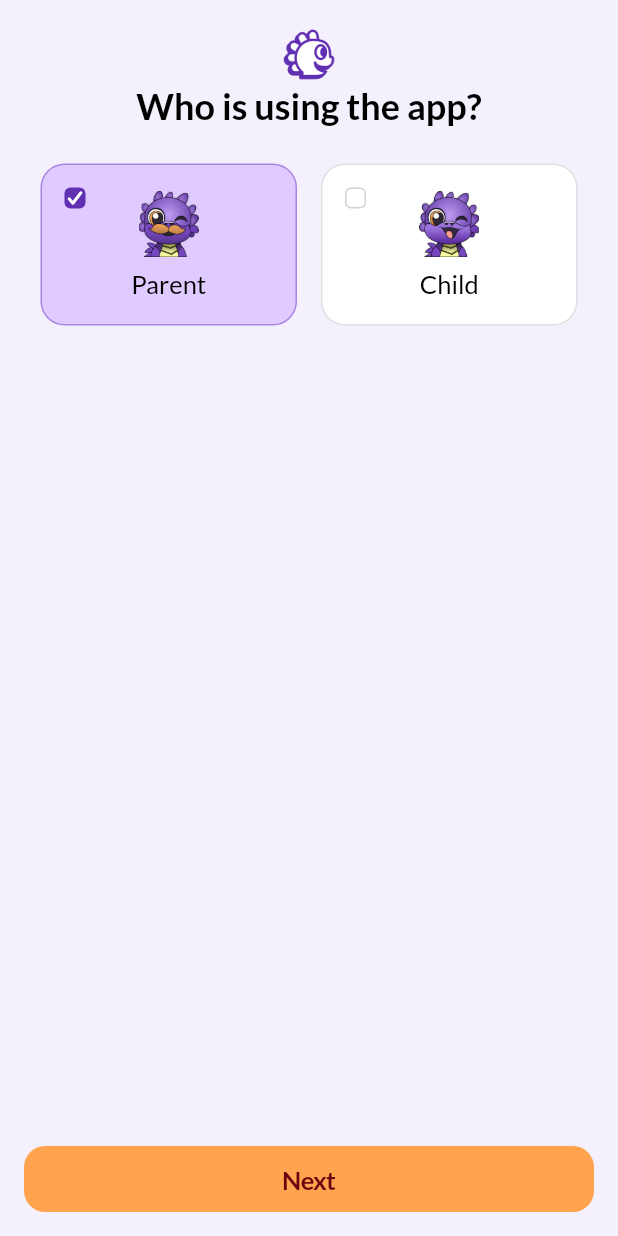
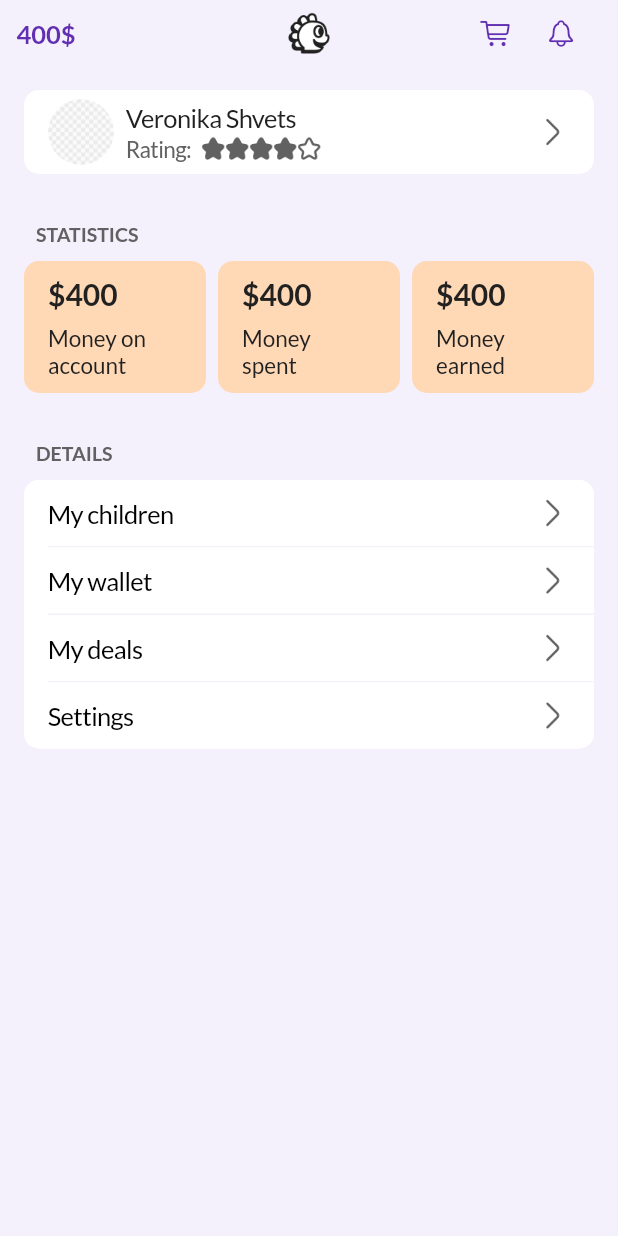
Before and after one commit to MrSanchezzzzz/kidbank.market, a Flutter app: the screen it shows after launch, on a phone screen of 412 x 824 dp. Run offline on Flutter 3.47's test engine with Material 3 defaults, Android fonts, the phone set to English and light mode, and no system bars; our stand-ins replace adaptive_dialog, go_router.

Commit message:
Account page

```diff
--- /dev/null
+++ b/lib/core/images.dart
@@ -0,0 +1,9 @@
+import 'package:flutter/cupertino.dart';
+
+Image apple = Image.asset('assets/images/apple.png');
+Image logo_shadow = Image.asset('assets/images/logo_shadow.png');
+Image logo_shadow_black = Image.asset('assets/images/logo_shadow_black.png');
+Image account_photo = Image.asset('assets/images/account_photo.png');
+Image right_icon = Image.asset('assets/images/right_icon.png');
+Image full_star = Image.asset('assets/images/star.png', width: 16, height: 16,);
+Image star = Image.asset('assets/images/white_star.png');
--- a/lib/core/routes.dart
+++ b/lib/core/routes.dart
@@ -1,5 +1,6 @@
 import 'package:flutter/cupertino.dart';
 import 'package:go_router/go_router.dart';
+import 'package:kidbank/features/account/presentation/screens/my_account.dart';
 import 'package:kidbank/features/add_child/presentation/add_child_code.dart';
 import 'package:kidbank/features/add_child/presentation/add_child_nickname.dart';
 import 'package:kidbank/features/auth/presentation/screens/child_auth.dart';
@@ -19,7 +20,7 @@ final GoRouter router = GoRouter(
     GoRoute(
       path: '/',
       //TODO home page
-      builder: (context, state) => const RoleSelectionScreen(),
+      builder: (context, state) => MyAccount(),
       routes: <RouteBase>[
         GoRoute(
             path: 'role',
--- a/lib/core/widgets/custom_check_box.dart
+++ b/lib/core/widgets/custom_check_box.dart
@@ -1,5 +1,4 @@
 import 'package:flutter/cupertino.dart';
-
 import '../colors.dart';
 
 class CustomCheckBox extends StatelessWidget {
--- /dev/null
+++ b/lib/features/account/components/account_appbar.dart
@@ -0,0 +1,69 @@
+import 'package:flutter/cupertino.dart';
+import 'package:kidbank/core/colors.dart';
+import 'package:kidbank/core/images.dart';
+
+class AccountAppbar extends StatelessWidget {
+  const AccountAppbar({super.key});
+
+  @override
+  Widget build(BuildContext context) {
+    return Container(
+      height: 44,
+      child: Row(
+        children: [
+          Expanded(
+            child: Row(
+              children: [
+                Padding(
+                  padding: const EdgeInsets.symmetric(horizontal: 11),
+                  child: Text(
+                    '400\$',
+                    style: CupertinoTheme.of(context).textTheme.navActionTextStyle.copyWith(
+                      fontWeight: FontWeight.bold,
+                      color: Colors.purple600
+                    ),
+                  ),
+                ),
+              ],
+            ),
+          ),
+          Container(
+            width: 32,
+            height: 32,
+            child: logo_shadow_black,
+          ),
+          Expanded(
+            child: Row(
+              mainAxisAlignment: MainAxisAlignment.end,
+              children: [
+                Padding(
+                  padding: const EdgeInsets.only(right: 16),
+                  child: Row(
+                    children: [
+                      CupertinoButton(
+                        padding: EdgeInsets.zero,
+                        onPressed: () {},
+                        child: Icon(
+                          CupertinoIcons.shopping_cart,
+                          color: Colors.purple600,
+                        ),
+                      ),
+                      CupertinoButton(
+                        padding: EdgeInsets.zero,
+                        onPressed: () {},
+                        child: Icon(
+                          CupertinoIcons.bell,
+                          color: Colors.purple600,
+                        ),
+                      ),
+                    ],
+                  ),
+                ),
+              ],
+            ),
+          ),
+        ],
+      ),
+    );
+  }
+}
--- /dev/null
+++ b/lib/features/account/components/account_main.dart
@@ -0,0 +1,85 @@
+import 'package:flutter/cupertino.dart';
+import 'package:kidbank/core/colors.dart';
+import 'package:kidbank/core/images.dart';
+
+class AccountMain extends StatelessWidget {
+  const AccountMain({super.key});
+
+  void _onTap() {
+    print('Card tapped!');
+  }
+
+  @override
+  Widget build(BuildContext context) {
+    return CupertinoButton(
+      onPressed: _onTap,
+      padding: EdgeInsets.zero,
+      child: Padding(
+        padding: const EdgeInsets.symmetric(vertical: 16.0, horizontal: 16),
+        child: Container(
+          height: 56,
+          padding: const EdgeInsets.only(right: 16),
+          decoration: BoxDecoration(
+            color: Colors.white100,
+            borderRadius: BorderRadius.circular(10.0),
+          ),
+          child: Padding(
+            padding: const EdgeInsets.all(0),
+            child: Row(
+              children: [
+                Padding(
+                  padding: const EdgeInsets.only(left: 16),
+                  child: ClipOval(
+                    child: Container(
+                      width: 44,
+                      height: 44,
+                      child: account_photo,
+                    ),
+                  ),
+                ),
+                const SizedBox(width: 8),
+                Expanded(
+                  child: Column(
+                    crossAxisAlignment: CrossAxisAlignment.start,
+                    mainAxisAlignment: MainAxisAlignment.center,
+                    children: [
+                      Text(
+                        'Veronika Shvets',
+                        style: CupertinoTheme.of(context).textTheme.textStyle.copyWith(
+                          color: Colors.grey500,
+                        ),
+                      ),
+                      SizedBox(height: 2,),
+                      Row(
+                        children: [
+                          Text(
+                            'Rating: ',
+                            style: CupertinoTheme.of(context).textTheme.textStyle.copyWith(
+                              fontSize: 15,
+                              color: Colors.grey300,
+                            ),
+                          ),
+                          SizedBox(width: 4),
+                          Container(child: full_star, width: 16, height: 16),
+                          Container(child: full_star, width: 16, height: 16),
+                          Container(child: full_star, width: 16, height: 16),
+                          Container(child: full_star, width: 16, height: 16),
+                          Container(child: star, width: 16, height: 16),
+                        ],
+                      ),
+                    ],
+                  ),
+                ),
+                Container(
+                  child: right_icon,
+                  width: 24,
+                  height: 24,
+                ),
+              ],
+            ),
+          ),
+        ),
+      ),
+    );
+  }
+}
--- /dev/null
+++ b/lib/features/account/components/details.dart
@@ -0,0 +1,99 @@
+import 'package:flutter/cupertino.dart';
+import '../../../core/colors.dart';
+import '../../../core/images.dart';
+
+class Details extends StatelessWidget {
+  @override
+  Widget build(BuildContext context) {
+    return Padding(
+      padding: const EdgeInsets.symmetric(horizontal: 16),
+      child: Column(
+        crossAxisAlignment: CrossAxisAlignment.start,
+        children: [
+          SizedBox(height: 16,),
+          Padding(
+            padding: const EdgeInsets.only(left: 0, top: 16, right: 8, bottom: 0),
+            child: Container(
+              height: 26,
+              padding: EdgeInsets.only(left: 8),
+              child: Text(
+                'DETAILS',
+                style: CupertinoTheme.of(context).textTheme.textStyle.copyWith(
+                  color: Colors.grey300,
+                  fontSize: 13,
+                  fontWeight: FontWeight.w600
+                ),
+              ),
+            ),
+          ),
+          Container(
+            decoration: BoxDecoration(
+              color: Colors.white100,
+              borderRadius: BorderRadius.circular(10)
+            ),
+            child: Column(
+              children: [
+                _buildDetailsItem(context, 'My children', true, false),
+                _buildDivider(context),
+                _buildDetailsItem(context, 'My wallet', false, false),
+                _buildDivider(context),
+                _buildDetailsItem(context, 'My deals', false, false),
+                _buildDivider(context),
+                _buildDetailsItem(context, 'Settings', false, true),
+              ],
+            ),
+          ),
+        ],
+      ),
+    );
+  }
+
+  Widget _buildDetailsItem(BuildContext context, String title, bool isFirst, bool isLast) {
+    return CupertinoButton(
+      padding: EdgeInsets.zero,
+      onPressed: () {
+        print('$title pressed');
+      },
+      child: Container(
+        height: 44,
+        decoration: BoxDecoration(
+          color: Colors.white100,
+          borderRadius: BorderRadius.only(
+            topLeft: Radius.circular(isFirst ? 10 : 0),
+            topRight: Radius.circular(isFirst ? 10 : 0),
+            bottomLeft: Radius.circular(isLast ? 10 : 0),
+            bottomRight: Radius.circular(isLast ? 10 : 0),
+          ),
+        ),
+        child: Padding(
+          padding: const EdgeInsets.symmetric(horizontal: 16),
+          child: Row(
+            mainAxisAlignment: MainAxisAlignment.spaceBetween,
+            children: [
+              Text(
+                title,
+                style: CupertinoTheme.of(context).textTheme.textStyle.copyWith(
+                  fontSize: 17,
+                  fontWeight: FontWeight.w400,
+                ),
+              ),
+            Container(
+              child: right_icon,
+              width: 24,
+              height: 24,
+              ),
+            ],
+          ),
+        ),
+      ),
+    );
+  }
+
+  Widget _buildDivider(BuildContext context) {
+    return Container(
+      height: 1,
+      color: CupertinoTheme.of(context).scaffoldBackgroundColor,
+      margin: const EdgeInsets.only(left: 16)
+    );
+  }
+}
--- /dev/null
+++ b/lib/features/account/components/statistics.dart
@@ -0,0 +1,75 @@
+  import 'package:flutter/cupertino.dart';
+  import '../../../core/colors.dart';
+
+  class Statistics extends StatelessWidget {
+    const Statistics({super.key});
+
+    @override
+    Widget build(BuildContext context) {
+      return Padding(
+        padding: const EdgeInsets.symmetric(horizontal: 16),
+        child: Column(
+          crossAxisAlignment: CrossAxisAlignment.start,
+          children: [
+            Padding(
+              padding: const EdgeInsets.only(left: 0, top: 16, right: 8),
+              child: Container(
+                padding: const EdgeInsets.only(left: 8),
+                height: 26,
+                child: Text(
+                  'STATISTICS',
+                  style: CupertinoTheme.of(context).textTheme.textStyle.copyWith(
+                    color: Colors.grey300,
+                    fontSize: 13,
+                    fontWeight: FontWeight.w600
+                  ),
+                ),
+              ),
+            ),
+            Row(
+                children: [
+                  Expanded(child: _buildStatisticContainer(context, '\$400', 'Money on \naccount')),
+                  const SizedBox(width: 8),
+                  Expanded(child: _buildStatisticContainer(context, '\$400', 'Money \nspent')),
+                  const SizedBox(width: 8),
+                  Expanded(child: _buildStatisticContainer(context, '\$400', 'Money \nearned')),
+                ],
+              ),
+          ],
+        ),
+      );
+    }
+
+    Widget _buildStatisticContainer(BuildContext context, String price, String description) {
+      return Container(
+        height: 88,
+        padding: const EdgeInsets.symmetric(vertical: 8, horizontal: 16),
+        decoration: BoxDecoration(
+          color: Colors.orange200,
+          borderRadius: BorderRadius.circular(10.0),
+        ),
+        child: Column(
+          mainAxisAlignment: MainAxisAlignment.center,
+          crossAxisAlignment: CrossAxisAlignment.start,
+          children: [
+            Text(
+              price,
+              style: CupertinoTheme.of(context).textTheme.textStyle.copyWith(
+                color: Colors.grey500,
+                fontSize: 20,
+                fontWeight: FontWeight.bold,
+              ),
+            ),
+            const SizedBox(height: 8),
+            Text(
+              description,
+              style: CupertinoTheme.of(context).textTheme.textStyle.copyWith(
+                color: Colors.grey500,
+                fontSize: 15,
+              ),
+            ),
+          ],
+        ),
+      );
+    }
+  }
--- /dev/null
+++ b/lib/features/account/presentation/screens/my_account.dart
@@ -0,0 +1,33 @@
+import 'package:flutter/cupertino.dart';
+import 'package:kidbank/core/colors.dart';
+import 'package:kidbank/features/account/components/account_appbar.dart';
+import 'package:kidbank/features/account/components/account_main.dart';
+import 'package:kidbank/features/account/components/details.dart';
+import 'package:kidbank/features/account/components/statistics.dart';
+
+class MyAccount extends StatefulWidget {
+  const MyAccount({super.key});
+
+  @override
+  State<MyAccount> createState() => _MyAccountState();
+}
+
+class _MyAccountState extends State<MyAccount> {
+  @override
+  Widget build(BuildContext context) {
+    return CupertinoPageScaffold(
+        backgroundColor: CupertinoTheme.of(context).scaffoldBackgroundColor,
+        child: SafeArea(
+          child: Column(
+            crossAxisAlignment: CrossAxisAlignment.start,
+            children: [
+              const AccountAppbar(),
+              const AccountMain(),
+              const Statistics(),
+              Details()
+            ],
+          ),
+        ),
+    );
+  }
+}
--- a/pubspec.yaml
+++ b/pubspec.yaml
@@ -34,6 +34,12 @@ flutter:
     - path: assets/images/mascot_kid.png
     - path: assets/images/eye.png
     - path: assets/images/eye_slash.png
+    - path: assets/images/logo_shadow_black.png
+    - path: assets/images/account_photo.png
+    - path: assets/images/right_icon.png
+    - path: assets/images/star.png
+    - path: assets/images/white_star.png
+
 
   fonts:
     - family: Lato
```
Also changed, not shown: assets/images/account_photo.png (added), assets/images/logo_shadow_black.png (added), assets/images/right_icon.png (added), assets/images/star.png (added), assets/images/white_star.png (added), 2 other files.
